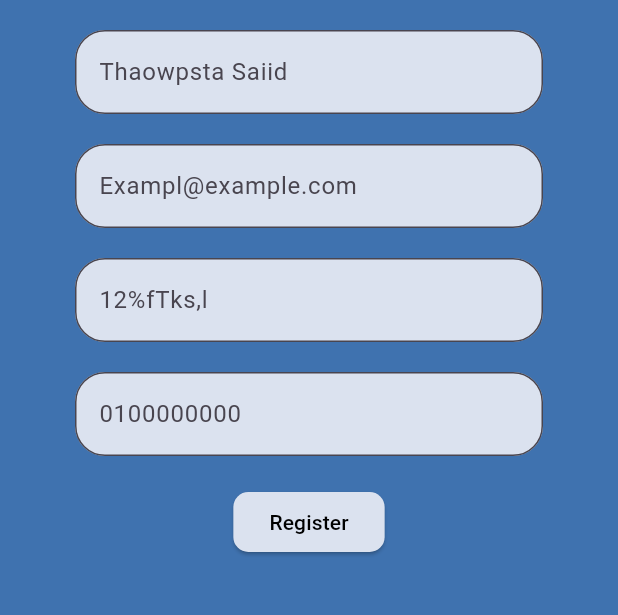
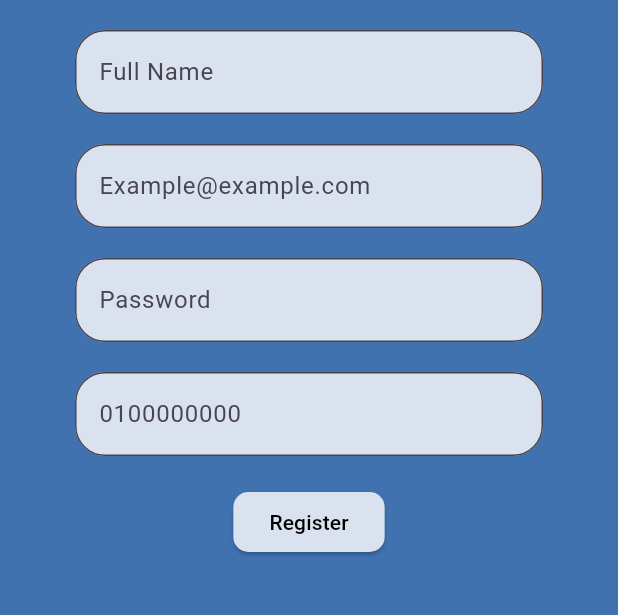
Before and after one commit to FITMI-APP/Mobile-App, a Flutter app: the screen it shows after launch, after a tap on "Sign In", after a tap on "Create Account", on a phone screen of 412 x 824 dp, the part 84-699 px from its top. Run offline on Flutter 3.47's test engine with Material 3 defaults, Android fonts, the light colour scheme and no system bars; our stand-ins replace cloud_firestore, firebase_auth, firebase_core, flutter_spinkit, font_awesome_flutter, google_sign_in and 2 more; missing offline and left inert: image_card; accounts and stored records are empty.

Commit message:
generate button + recommendation + input fileds in login &register

```diff
--- a/lib/screens/authenticate/register.dart
+++ b/lib/screens/authenticate/register.dart
@@ -49,14 +49,14 @@ class _RegisterState extends State<Register> {
           child: Column(
             children: <Widget>[
               TextFormField(
-                  decoration: textInputDecoration.copyWith(hintText: 'Thaowpsta Saiid'),
+                  decoration: textInputDecoration.copyWith(hintText: 'Full Name'),
                   validator: (val) => val!.isEmpty ? 'Enter your full name' : null,
                   onChanged: (val) {
                     setState(() => fullName = val);
                   }),
               const SizedBox(height: 20.0),
               TextFormField(
-                decoration: textInputDecoration.copyWith(hintText: 'Exampl@example.com'),
+                decoration: textInputDecoration.copyWith(hintText: 'Example@example.com'),
                 validator: (val) => val!.isEmpty ? 'Enter an Email' : null,
                 onChanged: (val) {
                   setState(() => email = val);
@@ -64,7 +64,7 @@ class _RegisterState extends State<Register> {
               ),
               const SizedBox(height: 20.0),
               TextFormField(
-                decoration: textInputDecoration.copyWith(hintText: '12%fTks,l'),
+                decoration: textInputDecoration.copyWith(hintText: 'Password'),
                 validator: (val) => val!.length < 6 ? 'Enter a Password 6+ chars long' : null,
                 obscureText: true,
                 onChanged: (val) {
--- a/lib/screens/authenticate/signIn.dart
+++ b/lib/screens/authenticate/signIn.dart
@@ -45,7 +45,7 @@ class _SignInState extends State<SignIn> {
               const SizedBox(height: 20.0),
               TextFormField(
                 decoration: textInputDecoration.copyWith(
-                    hintText: 'Exampl@example.com'),
+                    hintText: 'Example@example.com'),
                 validator: (val) => val!.isEmpty ? 'Invalid Email' : null,
                 onChanged: (val) {
                   setState(() => email = val);
@@ -54,7 +54,7 @@ class _SignInState extends State<SignIn> {
               const SizedBox(height: 20.0),
               TextFormField(
                 decoration:
-                textInputDecoration.copyWith(hintText: '12%fTks,l'),
+                textInputDecoration.copyWith(hintText: 'Password'),
                 validator: (val) =>
                 val!.isEmpty ? 'Invalid Password' : null,
                 obscureText: true,
```
